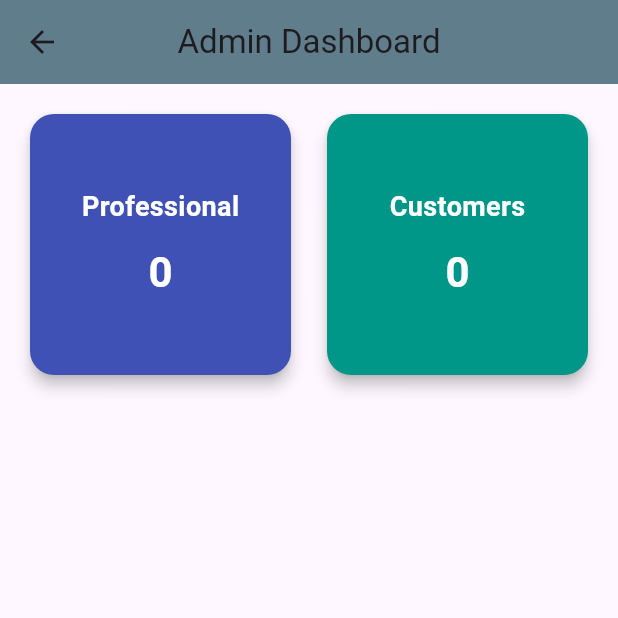
After one commit to momna-ahmad/homifix-app, a Flutter app: the LandingPage screen opened directly, after a tap on the "admin panel settings" icon, on a phone screen of 412 x 824 dp, the top half of it. The commit adds this screen. Run offline on Flutter 3.47's test engine with Material 3 defaults, Android fonts, the phone set to English and light mode, and no system bars; our stand-ins replace cloud_firestore, firebase_analytics, firebase_auth, firebase_core, firebase_messaging, flutter_dotenv and 12 more; accounts and stored records are empty; network calls fail.

Commit message:
admin dashboard added

```diff
--- /dev/null
+++ b/lib/adminDashboard.dart
@@ -0,0 +1,87 @@
+import 'package:flutter/material.dart';
+import 'package:cloud_firestore/cloud_firestore.dart';
+
+class AdminDashboard extends StatefulWidget {
+  const AdminDashboard({super.key});
+
+  @override
+  State<AdminDashboard> createState() => _AdminDashboardState();
+}
+
+class _AdminDashboardState extends State<AdminDashboard> {
+  int professionalCount = 0;
+  int customerCount = 0;
+  bool isLoading = true;
+
+  @override
+  void initState() {
+    super.initState();
+    fetchCounts();
+  }
+
+  Future<void> fetchCounts() async {
+    try {
+      final usersCollection = FirebaseFirestore.instance.collection('users');
+
+      final professionals = await usersCollection.where('role', isEqualTo: 'Professional').get();
+      final customers = await usersCollection.where('role', isEqualTo: 'Client').get();
+
+      setState(() {
+        professionalCount = professionals.docs.length;
+        customerCount = customers.docs.length;
+        isLoading = false;
+      });
+    } catch (e) {
+      print('Error fetching user counts: $e');
+      setState(() {
+        isLoading = false;
+      });
+    }
+  }
+
+  Widget buildStatCard(String title, int count, Color color) {
+    return Card(
+      elevation: 4,
+      color: color,
+      shape: RoundedRectangleBorder(borderRadius: BorderRadius.circular(16)),
+      child: Padding(
+        padding: const EdgeInsets.all(20),
+        child: Column(
+          mainAxisAlignment: MainAxisAlignment.center,
+          children: [
+            Text(title,
+                style: const TextStyle(fontSize: 18, fontWeight: FontWeight.bold, color: Colors.white)),
+            const SizedBox(height: 10),
+            Text('$count',
+                style: const TextStyle(fontSize: 28, fontWeight: FontWeight.bold, color: Colors.white)),
+          ],
+        ),
+      ),
+    );
+  }
+
+  @override
+  Widget build(BuildContext context) {
+    return Scaffold(
+      appBar: AppBar(
+        title: const Text('Admin Dashboard'),
+        centerTitle: true,
+        backgroundColor: Colors.blueGrey,
+      ),
+      body: isLoading
+          ? const Center(child: CircularProgressIndicator())
+          : Padding(
+        padding: const EdgeInsets.all(16.0),
+        child: GridView.count(
+          crossAxisCount: 2,
+          crossAxisSpacing: 16,
+          mainAxisSpacing: 16,
+          children: [
+            buildStatCard('Professional', professionalCount, Colors.indigo),
+            buildStatCard('Customers', customerCount, Colors.teal),
+          ],
+        ),
+      ),
+    );
+  }
+}
--- a/lib/landingPage.dart
+++ b/lib/landingPage.dart
@@ -8,6 +8,7 @@ import 'package:flutter_dotenv/flutter_dotenv.dart';
 import '../services/serviceVideoPlayer.dart';
 import '../profilePage.dart';
 import 'sendOrderCustomer.dart';
+import './adminDashboard.dart';
 
 class LandingPage extends StatefulWidget {
   const LandingPage({super.key});
@@ -301,6 +302,18 @@ class _LandingPageState extends State<LandingPage> {
           style: TextStyle(color: Colors.black),
         ),
         iconTheme: const IconThemeData(color: Colors.black87),
+        actions: [
+          IconButton(
+            icon: const Icon(Icons.admin_panel_settings_outlined),
+            tooltip: 'Admin Dashboard',
+            onPressed: () {
+              Navigator.push(
+                context,
+                MaterialPageRoute(builder: (_) => const AdminDashboard()),
+              );
+            },
+          ),
+        ],
       ),
       body: Column(
         crossAxisAlignment: CrossAxisAlignment.start,
--- a/lib/login.dart
+++ b/lib/login.dart
@@ -8,6 +8,7 @@ import 'homeNavPage.dart';
 import 'package:shared_preferences/shared_preferences.dart';
 import 'package:firebase_messaging/firebase_messaging.dart';
 import 'package:cloud_firestore/cloud_firestore.dart';
+import 'adminDashboard.dart';
 
 class LoginScreen extends StatefulWidget {
   const LoginScreen({super.key});
@@ -121,12 +122,12 @@ class _LoginScreenState extends State<LoginScreen> {
 
       // Navigate based on role (with slight delay to show ad first)
       Future.delayed(const Duration(milliseconds: 500), () {
-        if (role?.toLowerCase() == 'professional') {
+        if (role?.toLowerCase() == 'admin') {
           Navigator.pushReplacement(
             context,
-            MaterialPageRoute(builder: (_) => HomeNavPage(userId: uid, role: role!)),
+            MaterialPageRoute(builder: (_) => const AdminDashboard()),
           );
-        } else if (role?.toLowerCase() == 'client') {
+        } else if (role?.toLowerCase() == 'professional' || role?.toLowerCase() == 'client') {
           Navigator.pushReplacement(
             context,
             MaterialPageRoute(builder: (_) => HomeNavPage(userId: uid, role: role!)),
```
